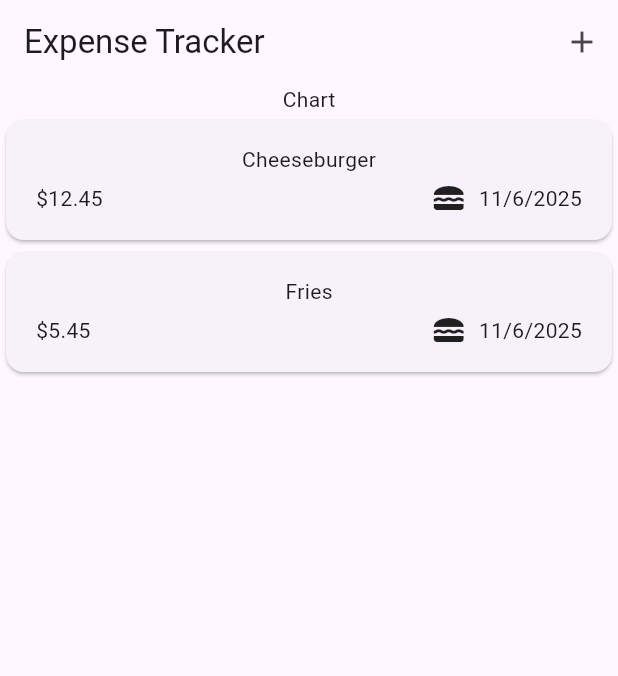
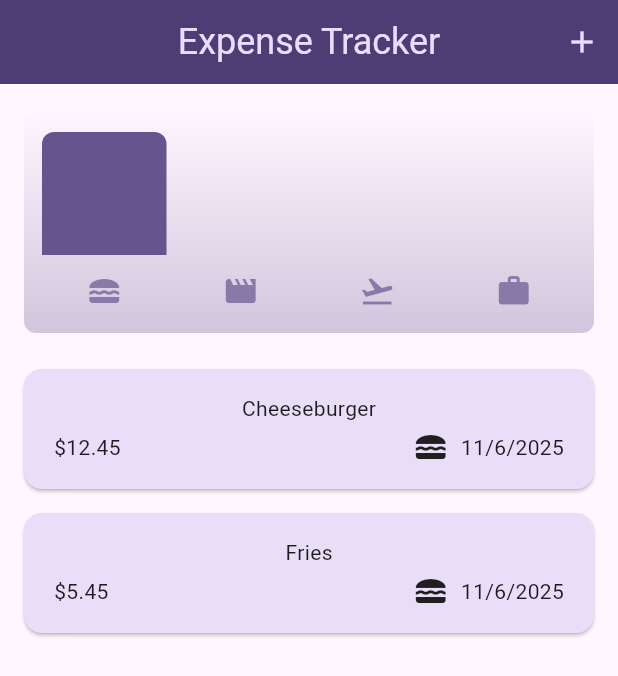
Before and after one commit to IdkBored-d/expense_tracker_fa2025, a Flutter app: the Expenses screen opened directly, on a phone screen of 412 x 824 dp. Shown: the top 676 px of the screen. Run offline on Flutter 3.47's test engine with Material 3 defaults, Android fonts, the light colour scheme and no system bars.

Commit message:
Added themeing and dark theme. Minor tweaks to style

```diff
--- a/lib/main.dart
+++ b/lib/main.dart
@@ -1,6 +1,59 @@
-import 'package:expense_tracker_fa2025/expenses.dart';
+import 'package:expense_tracker_fa2025/widgets/expenses.dart';
 import 'package:flutter/material.dart';
 
+var kColorScheme = ColorScheme.fromSeed(seedColor:
+const Color.fromARGB(255,96,59,181)
+);
+
+var kDarkColorSheme = ColorScheme.fromSeed(
+  brightness: Brightness.dark,
+  seedColor: Color.fromARGB(255, 5, 99, 125)
+  );
+
 void main(){
-  runApp(const MaterialApp(home: Expenses()));
+  runApp(MaterialApp(
+    themeMode: ThemeMode.system,
+    darkTheme: ThemeData.dark().copyWith(
+      colorScheme: kDarkColorSheme,
+      cardTheme: CardThemeData().copyWith(
+        color: kColorScheme.secondaryContainer,
+        margin: const EdgeInsets.symmetric(
+          horizontal: 16,
+          vertical: 8,
+        ),
+      ),
+      elevatedButtonTheme: ElevatedButtonThemeData(
+        style: ElevatedButton.styleFrom(
+          backgroundColor: kDarkColorSheme.primaryContainer,
+          foregroundColor: kDarkColorSheme.onPrimaryContainer,
+        )
+    ),
+    ),
+    theme: ThemeData().copyWith(
+      colorScheme: kColorScheme,
+      appBarTheme: const AppBarTheme().copyWith(
+        backgroundColor: kColorScheme.onPrimaryContainer,
+        foregroundColor: kColorScheme.primaryContainer,
+      ),
+      cardTheme: CardThemeData().copyWith(
+        color: kColorScheme.secondaryContainer,
+        margin: const EdgeInsets.symmetric(
+          horizontal: 16,
+          vertical: 8,
+        ),
+      ),
+      elevatedButtonTheme: ElevatedButtonThemeData(
+        style: ElevatedButton.styleFrom(
+          backgroundColor: kColorScheme.primaryContainer,
+        )
+      ),
+      textTheme: ThemeData().textTheme.copyWith(
+        titleLarge: TextStyle(
+          fontWeight: FontWeight.normal,
+          color: kColorScheme.onSecondaryContainer,
+          fontSize: 24,
+        )
+      )
+    ),
+    home: Expenses()));
 }
--- a/lib/models/expense.dart
+++ b/lib/models/expense.dart
@@ -32,3 +32,20 @@
     return formatter.format(date);
   }
 }
+class ExpenseBucket{
+    const ExpenseBucket({required this.category, required this.expenses});
+    final Category category;
+    final List<Expense> expenses;
+    ExpenseBucket.forCategory(List<Expense> allExpenses, this.category)
+      : expenses = allExpenses
+      .where((expense)=> expense.category == category)
+      .toList();
+
+      double get totalExpenses{
+        double sum = 0;
+        for(final expense in expenses){
+          sum += expense.amount;
+        }
+        return sum;
+      }
+    }
--- /dev/null
+++ b/lib/widgets/chart/chart.dart
@@ -0,0 +1,94 @@
+import 'package:expense_tracker_fa2025/models/expense.dart';
+import 'package:expense_tracker_fa2025/widgets/chart/chart_bar.dart';
+import 'package:flutter/material.dart';
+
+class Chart extends StatelessWidget {
+  const Chart({super.key, required this.expenses});
+
+  final List<Expense> expenses;
+
+  List<ExpenseBucket> get buckets {
+    return [
+      ExpenseBucket.forCategory(expenses, Category.food),
+      ExpenseBucket.forCategory(expenses, Category.leisure),
+      ExpenseBucket.forCategory(expenses, Category.travel),
+      ExpenseBucket.forCategory(expenses, Category.work),
+    ];
+  }
+
+  double get maxTotalExpense {
+    double maxTotalExpense = 0;
+
+    for (final bucket in buckets) {
+      if (bucket.totalExpenses > maxTotalExpense) {
+        maxTotalExpense = bucket.totalExpenses;
+      }
+    }
+
+    return maxTotalExpense;
+  }
+
+  @override
+  Widget build(BuildContext context) {
+    final isDarkMode =
+        MediaQuery.of(context).platformBrightness == Brightness.dark;
+    return Container(
+      margin: const EdgeInsets.all(16),
+      padding: const EdgeInsets.symmetric(
+        vertical: 16,
+        horizontal: 8,
+      ),
+      width: double.infinity,
+      height: 150,
+      decoration: BoxDecoration(
+        borderRadius: BorderRadius.circular(8),
+        gradient: LinearGradient(
+          colors: [
+            Theme.of(context).colorScheme.primary.withValues(alpha: .3),
+            Theme.of(context).colorScheme.primary.withValues(alpha: .0)
+          ],
+          begin: Alignment.bottomCenter,
+          end: Alignment.topCenter,
+        ),
+      ),
+      child: Column(
+        children: [
+          Expanded(
+            child: Row(
+              crossAxisAlignment: CrossAxisAlignment.end,
+              children: [
+                for (final bucket in buckets) // alternative to map()
+                  ChartBar(
+                    fill: bucket.totalExpenses == 0
+                        ? 0
+                        : bucket.totalExpenses / maxTotalExpense, contextfill: isDarkMode,
+                  )
+              ],
+            ),
+          ),
+          const SizedBox(height: 12),
+          Row(
+            children: buckets
+                .map(
+                  (bucket) => Expanded(
+                    child: Padding(
+                      padding: const EdgeInsets.symmetric(horizontal: 4),
+                      child: Icon(
+                        categoryIcons[bucket.category],
+                        color: isDarkMode
+                            ? Theme.of(context).colorScheme.secondary
+                            : Theme.of(context)
+                                .colorScheme
+                                .primary
+                                .withValues(alpha: 0.7),
+                      ),
+                    ),
+                  ),
+                )
+                .toList(),
+          )
+        ],
+      ),
+    );
+  }
+}
--- /dev/null
+++ b/lib/widgets/chart/chart_bar.dart
@@ -0,0 +1,26 @@
+import 'package:flutter/material.dart';
+
+class ChartBar extends StatelessWidget {
+  const ChartBar({super.key, required this.fill, required bool contextfill});
+
+  final double fill;
+  Widget build(BuildContext context){
+    final isDarkMode =
+      MediaQuery.of(context).platformBrightness == Brightness.dark;
+    return Expanded(
+      child: Padding(padding: EdgeInsets.symmetric(horizontal: 4),
+        child: FractionallySizedBox(
+          heightFactor: fill,
+          child: DecoratedBox(decoration: BoxDecoration(
+            shape: BoxShape.rectangle,
+            borderRadius: const BorderRadius.vertical(top: Radius.circular(8)),
+            color: isDarkMode
+            ? Theme.of(context).colorScheme.secondary
+            : Theme.of(context).colorScheme.primary
+          ))
+        ),
+    ),
+    );
+
+  }
+}
--- a/lib/widgets/expenses.dart
+++ b/lib/widgets/expenses.dart
@@ -1,3 +1,4 @@
+import 'package:expense_tracker_fa2025/widgets/chart/chart.dart';
 import 'package:expense_tracker_fa2025/widgets/expenses_list/expenses_list.dart';
 import 'package:expense_tracker_fa2025/models/expense.dart';
 import 'package:expense_tracker_fa2025/widgets/new_expense.dart';
@@ -72,6 +73,7 @@
     return Scaffold(
       appBar: AppBar(
         title: const Text('Expense Tracker'),
+        centerTitle: true,
         actions: [
           IconButton(
             onPressed: _openAddExpenseOverlay,
@@ -81,7 +83,7 @@
       ),
       body: Column(
         children: [
-          Text("Chart"),
+          Chart(expenses:_registeredExpenses),
         Expanded(child: mainContent)
         ]),
     );
--- a/lib/widgets/expenses_list/expenses_item.dart
+++ b/lib/widgets/expenses_list/expenses_item.dart
@@ -15,7 +15,7 @@
         ),
         child: Column(
           children: [
-            Text(expense.title),
+            Text(expense.title, style: ThemeData().textTheme.titleLarge),
             const SizedBox(height: 4),
             Row(children: [
               Text('\$${expense.amount.toStringAsFixed(2)}'),
--- a/lib/widgets/expenses_list/expenses_list.dart
+++ b/lib/widgets/expenses_list/expenses_list.dart
@@ -15,9 +15,9 @@
         key:ValueKey(expenses[index]),
         background: Container(
           margin: EdgeInsets.symmetric(
-            horizontal: 16
+            horizontal: Theme.of(context).cardTheme.margin!.horizontal,
           ),
-          color: Theme.of(context).colorScheme.error,
+          color: Theme.of(context).colorScheme.error.withValues(alpha:.75),
         ),
         onDismissed: (direction){
           onRemoveExpense(expenses[index]);
```
